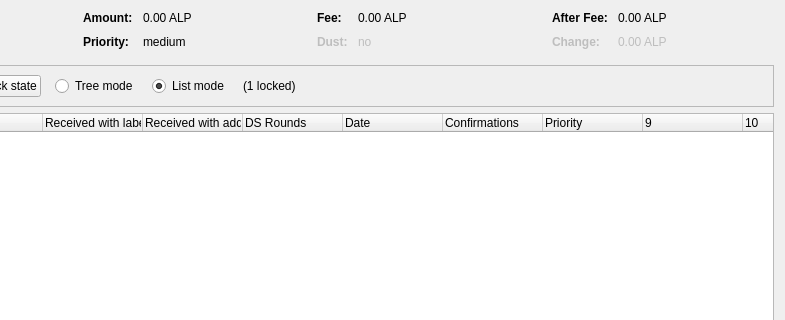
Qt form src/qt/forms/coincontroldialog.ui (revivalist777/quarck) before a commit; both pictures show x 169 to 954 and y 0 to 320 of the 954 by 500 pixel window.
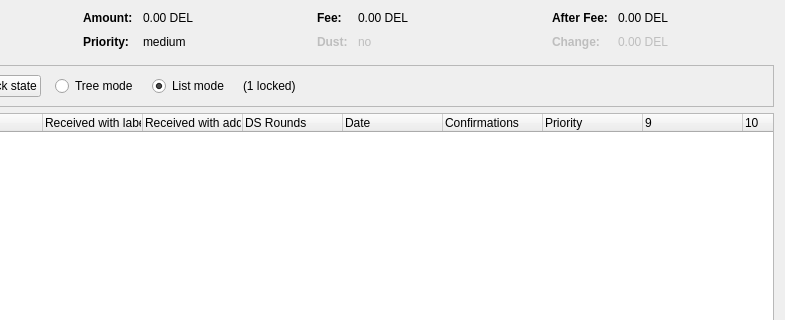
The same form after that commit. Custom widgets are drawn as their Qt base class.

Patch:
```diff
--- a/src/qt/forms/coincontroldialog.ui
+++ b/src/qt/forms/coincontroldialog.ui
@@ -132,7 +132,7 @@
           <enum>Qt::ActionsContextMenu</enum>
          </property>
          <property name="text">
-          <string notr="true">0.00 ALP</string>
+          <string notr="true">0.00 DEL</string>
          </property>
          <property name="textInteractionFlags">
           <set>Qt::LinksAccessibleByMouse|Qt::TextSelectableByKeyboard|Qt::TextSelectableByMouse</set>
@@ -206,7 +206,7 @@
           <enum>Qt::ActionsContextMenu</enum>
          </property>
          <property name="text">
-          <string notr="true">0.00 ALP</string>
+          <string notr="true">0.00 DEL</string>
          </property>
          <property name="textInteractionFlags">
           <set>Qt::LinksAccessibleByMouse|Qt::TextSelectableByKeyboard|Qt::TextSelectableByMouse</set>
@@ -286,7 +286,7 @@
           <enum>Qt::ActionsContextMenu</enum>
          </property>
          <property name="text">
-          <string notr="true">0.00 ALP</string>
+          <string notr="true">0.00 DEL</string>
          </property>
          <property name="textInteractionFlags">
           <set>Qt::LinksAccessibleByMouse|Qt::TextSelectableByKeyboard|Qt::TextSelectableByMouse</set>
@@ -321,7 +321,7 @@
           <enum>Qt::ActionsContextMenu</enum>
          </property>
          <property name="text">
-          <string notr="true">0.00 ALP</string>
+          <string notr="true">0.00 DEL</string>
          </property>
          <property name="textInteractionFlags">
           <set>Qt::LinksAccessibleByMouse|Qt::TextSelectableByKeyboard|Qt::TextSelectableByMouse</set>
```
